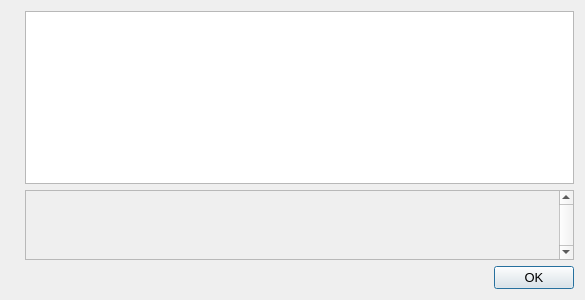
The window that src/qt/forms/helpmessagedialog.ui (admecoin/siePJ) describes before a commit, drawn with Qt 5.
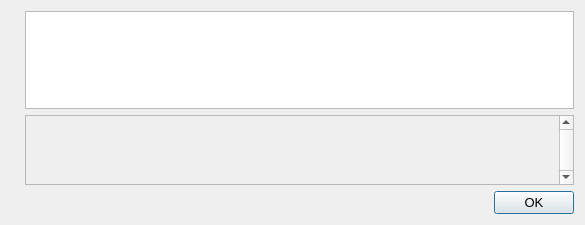
The same window after the commit. Icons and pictures are not drawn.

Patch:
```diff
--- a/src/qt/forms/helpmessagedialog.ui
+++ b/src/qt/forms/helpmessagedialog.ui
@@ -7,7 +7,7 @@
     <x>0</x>
     <y>0</y>
     <width>585</width>
-    <height>300</height>
+    <height>225</height>
    </rect>
   </property>
   <property name="font">
@@ -22,7 +22,7 @@
    <item>
     <widget class="QLabel" name="graphic">
      <property name="sizePolicy">
-      <sizepolicy hsizetype="Preferred" vsizetype="Ignored">
+      <sizepolicy hsizetype="Preferred" vsizetype="Preferred">
        <horstretch>0</horstretch>
        <verstretch>0</verstretch>
       </sizepolicy>
@@ -54,8 +54,8 @@
          <rect>
           <x>0</x>
           <y>0</y>
-          <width>447</width>
-          <height>68</height>
+          <width>480</width>
+          <height>76</height>
          </rect>
         </property>
         <layout class="QVBoxLayout" name="verticalLayout_2">
```
Left out of the diff: 6 changed lines with no effect on the pictures.
